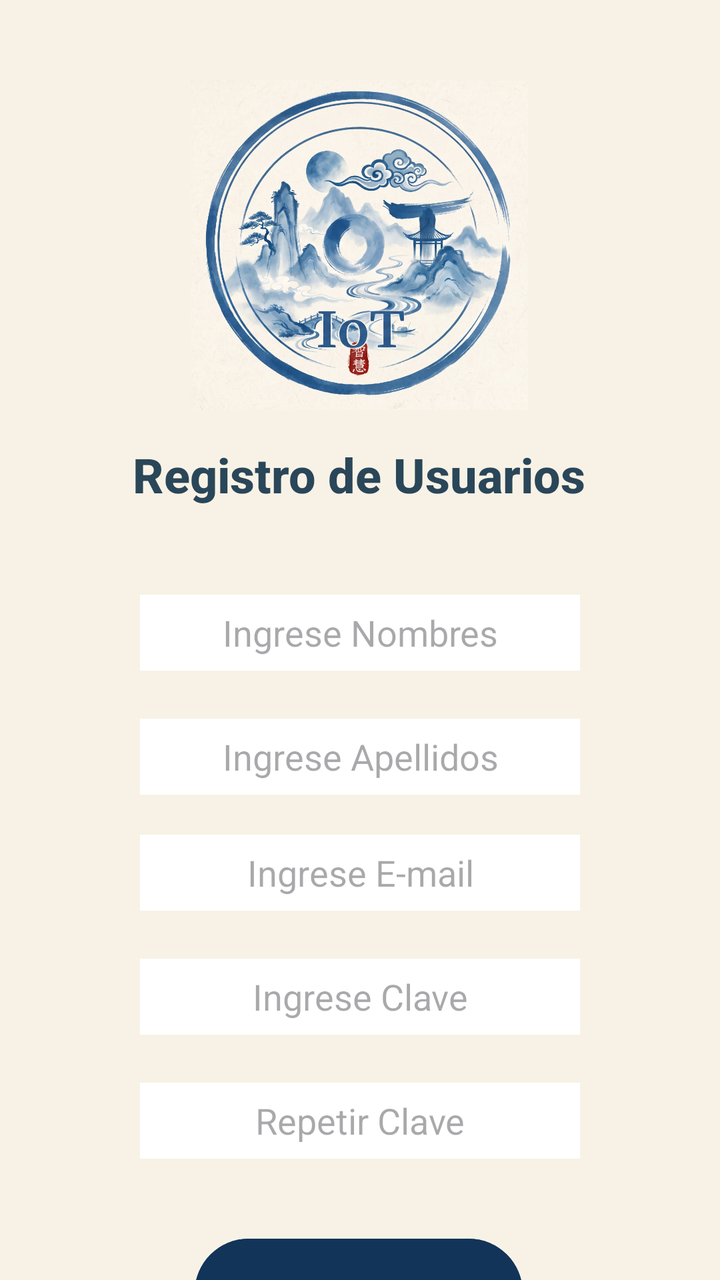
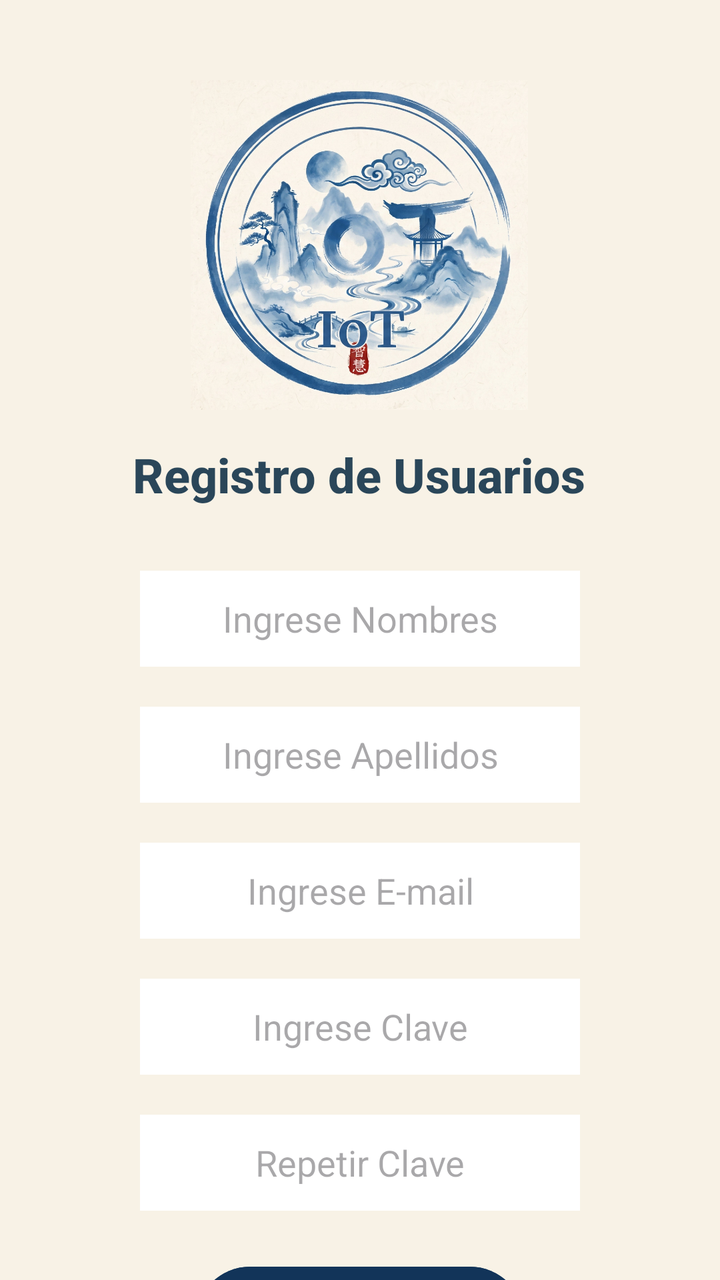

An Android layout rendered at two revisions. The XML below is the earlier revision; the diff shows what the commit changed to produce the second picture.
<!-- AndroidManifest.xml: application theme Theme.Ejemplo1 -->
<!-- res/layout/activity_registro_usuarios.xml -->
<?xml version="1.0" encoding="utf-8"?>
<androidx.constraintlayout.widget.ConstraintLayout xmlns:android="http://schemas.android.com/apk/res/android"
    xmlns:app="http://schemas.android.com/apk/res-auto"
    xmlns:tools="http://schemas.android.com/tools"
    android:id="@+id/main"
    android:layout_width="match_parent"
    android:layout_height="match_parent"
    android:background="#F8F2E6"
    tools:context=".RegistroUsuarios">

    <EditText
        android:id="@+id/reclaveRegistro"
        android:layout_width="220dp"
        android:layout_height="38dp"
        android:layout_marginTop="24dp"
        android:background="#FFFFFF"
        android:ems="10"
        android:hint="Repetir Clave"
        android:inputType="textPassword"
        android:textAlignment="center"
        app:layout_constraintBottom_toTopOf="@+id/btnRegistro"
        app:layout_constraintEnd_toEndOf="parent"
        app:layout_constraintHorizontal_bias="0.5"
        app:layout_constraintStart_toStartOf="parent"
        app:layout_constraintTop_toBottomOf="@+id/claveRegistro"
        app:layout_constraintVertical_bias="0.5" />

    <EditText
        android:id="@+id/claveRegistro"
        android:layout_width="220dp"
        android:layout_height="38dp"
        android:layout_marginTop="24dp"
        android:background="#FFFFFF"
        android:ems="10"
        android:hint="Ingrese Clave"
        android:inputType="textPassword"
        android:textAlignment="center"
        app:layout_constraintBottom_toTopOf="@+id/Clave2"
        app:layout_constraintEnd_toEndOf="parent"
        app:layout_constraintHorizontal_bias="0.5"
        app:layout_constraintStart_toStartOf="parent"
        app:layout_constraintTop_toBottomOf="@+id/emailRegistro"
        app:layout_constraintVertical_bias="0.5" />

    <EditText
        android:id="@+id/emailRegistro"
        android:layout_width="220dp"
        android:layout_height="38dp"
        android:layout_marginTop="20dp"
        android:background="#FFFFFF"
        android:ems="10"
        android:hint="Ingrese E-mail"
        android:inputType="text"
        android:textAlignment="center"
        app:layout_constraintBottom_toTopOf="@+id/Email1"
        app:layout_constraintEnd_toEndOf="parent"
        app:layout_constraintHorizontal_bias="0.5"
        app:layout_constraintStart_toStartOf="parent"
        app:layout_constraintTop_toBottomOf="@+id/apellidoRegistro"
        app:layout_constraintVertical_bias="0.5" />

    <EditText
        android:id="@+id/apellidoRegistro"
        android:layout_width="220dp"
        android:layout_height="38dp"
        android:layout_marginTop="24dp"
        android:background="#FFFFFF"
        android:ems="10"
        android:hint="Ingrese Apellidos"
        android:inputType="text"
        android:textAlignment="center"
        app:layout_constraintBottom_toTopOf="@+id/Email1"
        app:layout_constraintEnd_toEndOf="parent"
        app:layout_constraintHorizontal_bias="0.5"
        app:layout_constraintStart_toStartOf="parent"
        app:layout_constraintTop_toBottomOf="@+id/nombres1"
        app:layout_constraintVertical_bias="0.5" />

    <EditText
        android:id="@+id/nombres1"
        android:layout_width="220dp"
        android:layout_height="38dp"
        android:layout_marginTop="44dp"
        android:background="#FFFFFF"
        android:ems="10"
        android:hint="Ingrese Nombres"
        android:inputType="text"
        android:textAlignment="center"
        app:layout_constraintBottom_toTopOf="@+id/Apellido1"
        app:layout_constraintEnd_toEndOf="parent"
        app:layout_constraintHorizontal_bias="0.5"
        app:layout_constraintStart_toStartOf="parent"
        app:layout_constraintTop_toBottomOf="@id/textView7"
        app:layout_constraintVertical_bias="0.5" />

    <TextView
        android:id="@+id/textView7"
        android:layout_width="wrap_content"
        android:layout_height="wrap_content"
        android:layout_marginTop="16dp"
        android:fontFamily="sans-serif-medium"
        android:text="Registro de Usuarios"
        android:textColor="#DA072940"
        android:textSize="24sp"
        android:textStyle="bold"
        app:layout_constraintEnd_toEndOf="parent"
        app:layout_constraintHorizontal_bias="0.497"
        app:layout_constraintStart_toStartOf="parent"
        app:layout_constraintTop_toBottomOf="@+id/imageView7" />

    <ImageView
        android:id="@+id/imageView7"
        android:layout_width="312dp"
        android:layout_height="165dp"
        android:layout_marginTop="40dp"
        app:layout_constraintEnd_toEndOf="parent"
        app:layout_constraintHorizontal_bias="0.494"
        app:layout_constraintStart_toStartOf="parent"
        app:layout_constraintTop_toTopOf="parent"
        app:srcCompat="@drawable/logo" />

    <Button
        android:id="@+id/btnReg"
        android:layout_width="164dp"
        android:layout_height="62dp"
        android:layout_marginTop="36dp"
        android:backgroundTint="#123459"
        android:text="Registrar"
        android:textColor="#FBFBFB"
        app:layout_constraintEnd_toEndOf="parent"
        app:layout_constraintHorizontal_bias="0.497"
        app:layout_constraintStart_toStartOf="parent"
        app:layout_constraintTop_toBottomOf="@+id/reclaveRegistro" />

</androidx.constraintlayout.widget.ConstraintLayout>
<!-- resources referenced by this layout -->
<resources>
  <!-- drawable logo: jpg bitmap (drawable, 247364 bytes) -->
  <style name="Theme.Ejemplo1" parent="Base.Theme.Ejemplo1" />
  <style name="Base.Theme.Ejemplo1" parent="Theme.Material3.DayNight.NoActionBar">
          
          
      </style>
</resources>

<!-- the commit's change to res/layout/activity_registro_usuarios.xml (unified diff, before → after) -->
@@ -8,90 +8,17 @@
     android:background="#F8F2E6"
     tools:context=".RegistroUsuarios">
 
-    <EditText
-        android:id="@+id/reclaveRegistro"
-        android:layout_width="220dp"
-        android:layout_height="38dp"
-        android:layout_marginTop="24dp"
-        android:background="#FFFFFF"
-        android:ems="10"
-        android:hint="Repetir Clave"
-        android:inputType="textPassword"
-        android:textAlignment="center"
-        app:layout_constraintBottom_toTopOf="@+id/btnRegistro"
+    <ImageView
+        android:id="@+id/imageView7"
+        android:layout_width="312dp"
+        android:layout_height="165dp"
+        android:layout_marginTop="40dp"
         app:layout_constraintEnd_toEndOf="parent"
-        app:layout_constraintHorizontal_bias="0.5"
+        app:layout_constraintHorizontal_bias="0.494"
         app:layout_constraintStart_toStartOf="parent"
-        app:layout_constraintTop_toBottomOf="@+id/claveRegistro"
-        app:layout_constraintVertical_bias="0.5" />
-
-    <EditText
-        android:id="@+id/claveRegistro"
-        android:layout_width="220dp"
-        android:layout_height="38dp"
-        android:layout_marginTop="24dp"
-        android:background="#FFFFFF"
-        android:ems="10"
-        android:hint="Ingrese Clave"
-        android:inputType="textPassword"
-        android:textAlignment="center"
-        app:layout_constraintBottom_toTopOf="@+id/Clave2"
-        app:layout_constraintEnd_toEndOf="parent"
-        app:layout_constraintHorizontal_bias="0.5"
-        app:layout_constraintStart_toStartOf="parent"
-        app:layout_constraintTop_toBottomOf="@+id/emailRegistro"
-        app:layout_constraintVertical_bias="0.5" />
-
-    <EditText
-        android:id="@+id/emailRegistro"
-        android:layout_width="220dp"
-        android:layout_height="38dp"
-        android:layout_marginTop="20dp"
-        android:background="#FFFFFF"
-        android:ems="10"
-        android:hint="Ingrese E-mail"
-        android:inputType="text"
-        android:textAlignment="center"
-        app:layout_constraintBottom_toTopOf="@+id/Email1"
-        app:layout_constraintEnd_toEndOf="parent"
-        app:layout_constraintHorizontal_bias="0.5"
-        app:layout_constraintStart_toStartOf="parent"
-        app:layout_constraintTop_toBottomOf="@+id/apellidoRegistro"
-        app:layout_constraintVertical_bias="0.5" />
-
-    <EditText
-        android:id="@+id/apellidoRegistro"
-        android:layout_width="220dp"
-        android:layout_height="38dp"
-        android:layout_marginTop="24dp"
-        android:background="#FFFFFF"
-        android:ems="10"
-        android:hint="Ingrese Apellidos"
-        android:inputType="text"
-        android:textAlignment="center"
-        app:layout_constraintBottom_toTopOf="@+id/Email1"
-        app:layout_constraintEnd_toEndOf="parent"
-        app:layout_constraintHorizontal_bias="0.5"
-        app:layout_constraintStart_toStartOf="parent"
-        app:layout_constraintTop_toBottomOf="@+id/nombres1"
-        app:layout_constraintVertical_bias="0.5" />
-
-    <EditText
-        android:id="@+id/nombres1"
-        android:layout_width="220dp"
-        android:layout_height="38dp"
-        android:layout_marginTop="44dp"
-        android:background="#FFFFFF"
-        android:ems="10"
-        android:hint="Ingrese Nombres"
-        android:inputType="text"
-        android:textAlignment="center"
-        app:layout_constraintBottom_toTopOf="@+id/Apellido1"
-        app:layout_constraintEnd_toEndOf="parent"
-        app:layout_constraintHorizontal_bias="0.5"
-        app:layout_constraintStart_toStartOf="parent"
-        app:layout_constraintTop_toBottomOf="@id/textView7"
-        app:layout_constraintVertical_bias="0.5" />
+        app:layout_constraintTop_toTopOf="parent"
+        app:srcCompat="@drawable/logo"
+        tools:ignore="ContentDescription" />
 
     <TextView
         android:id="@+id/textView7"
@@ -108,27 +35,85 @@
         app:layout_constraintStart_toStartOf="parent"
         app:layout_constraintTop_toBottomOf="@+id/imageView7" />
 
-    <ImageView
-        android:id="@+id/imageView7"
-        android:layout_width="312dp"
-        android:layout_height="165dp"
-        android:layout_marginTop="40dp"
+    <EditText
+        android:id="@+id/nombres1"
+        android:layout_width="220dp"
+        android:layout_height="48dp"
+        android:layout_marginTop="32dp"
+        android:background="#FFFFFF"
+        android:ems="10"
+        android:hint="Ingrese Nombres"
+        android:inputType="text"
+        android:textAlignment="center"
         app:layout_constraintEnd_toEndOf="parent"
-        app:layout_constraintHorizontal_bias="0.494"
         app:layout_constraintStart_toStartOf="parent"
-        app:layout_constraintTop_toTopOf="parent"
-        app:srcCompat="@drawable/logo" />
+        app:layout_constraintTop_toBottomOf="@id/textView7" />
+
+    <EditText
+        android:id="@+id/apellidoRegistro"
+        android:layout_width="220dp"
+        android:layout_height="48dp"
+        android:layout_marginTop="20dp"
+        android:background="#FFFFFF"
+        android:ems="10"
+        android:hint="Ingrese Apellidos"
+        android:inputType="text"
+        android:textAlignment="center"
+        app:layout_constraintEnd_toEndOf="parent"
+        app:layout_constraintStart_toStartOf="parent"
+        app:layout_constraintTop_toBottomOf="@+id/nombres1" />
+
+    <EditText
+        android:id="@+id/emailRegistro"
+        android:layout_width="220dp"
+        android:layout_height="48dp"
+        android:layout_marginTop="20dp"
+        android:background="#FFFFFF"
+        android:ems="10"
+        android:hint="Ingrese E-mail"
+        android:inputType="textEmailAddress"
+        android:textAlignment="center"
+        app:layout_constraintEnd_toEndOf="parent"
+        app:layout_constraintStart_toStartOf="parent"
+        app:layout_constraintTop_toBottomOf="@+id/apellidoRegistro" />
+
+    <EditText
+        android:id="@+id/claveRegistro"
+        android:layout_width="220dp"
+        android:layout_height="48dp"
+        android:layout_marginTop="20dp"
+        android:background="#FFFFFF"
+        android:ems="10"
+        android:hint="Ingrese Clave"
+        android:inputType="textPassword"
+        android:textAlignment="center"
+        app:layout_constraintEnd_toEndOf="parent"
+        app:layout_constraintStart_toStartOf="parent"
+        app:layout_constraintTop_toBottomOf="@+id/emailRegistro" />
+
+    <EditText
+        android:id="@+id/reclaveRegistro"
+        android:layout_width="220dp"
+        android:layout_height="48dp"
+        android:layout_marginTop="20dp"
+        android:background="#FFFFFF"
+        android:ems="10"
+        android:hint="Repetir Clave"
+        android:inputType="textPassword"
+        android:textAlignment="center"
+        app:layout_constraintEnd_toEndOf="parent"
+        app:layout_constraintStart_toStartOf="parent"
+        app:layout_constraintTop_toBottomOf="@+id/claveRegistro" />
 
     <Button
         android:id="@+id/btnReg"
         android:layout_width="164dp"
         android:layout_height="62dp"
-        android:layout_marginTop="36dp"
+        android:layout_marginTop="24dp"
         android:backgroundTint="#123459"
         android:text="Registrar"
-        android:textColor="#FBFBFB"
+        android:textColor="#FFFFFF"
         app:layout_constraintEnd_toEndOf="parent"
-        app:layout_constraintHorizontal_bias="0.497"
         app:layout_constraintStart_toStartOf="parent"
         app:layout_constraintTop_toBottomOf="@+id/reclaveRegistro" />
 
